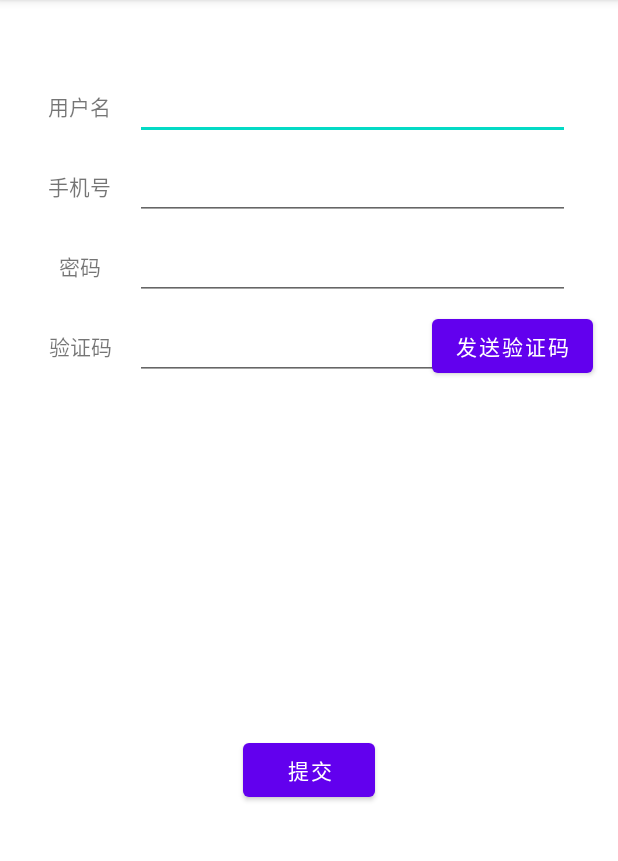
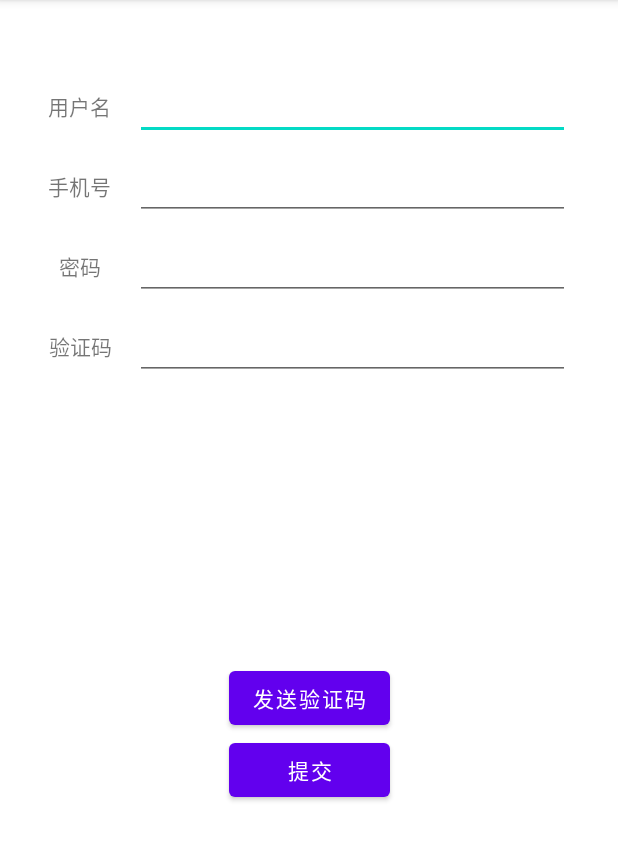
Before and after one commit to whutwutao/greenfarm-client, an Android app: the screen it shows after launch (RegisterActivity), after a tap on "注册", on a phone screen of 412 x 824 dp, the part 84-945 px from its top. Run offline under Robolectric (Android 15) with nearby library versions, the phone set to English and light mode, and no system bars.

Commit message:
第二次提交，完成了注册与服务器的数据交互

```diff
--- a/app/build.gradle
+++ b/app/build.gradle
@@ -36,4 +36,7 @@ dependencies {
     testImplementation 'junit:junit:4.+'
     androidTestImplementation 'androidx.test.ext:junit:1.1.2'
     androidTestImplementation 'androidx.test.espresso:espresso-core:3.3.0'
+
+    implementation 'com.squareup.okhttp3:okhttp:4.9.0'
+    implementation 'com.google.code.gson:gson:2.8.6'
 }
--- a/app/src/main/AndroidManifest.xml
+++ b/app/src/main/AndroidManifest.xml
@@ -8,6 +8,7 @@
         android:label="@string/app_name"
         android:roundIcon="@mipmap/ic_launcher_round"
         android:supportsRtl="true"
+        android:usesCleartextTraffic="true"
         android:theme="@style/Theme.Greenfarm">
         <activity android:name=".RegisterActivity"></activity>
         <activity android:name=".LoginActivity">
@@ -17,6 +18,9 @@
                 <category android:name="android.intent.category.LAUNCHER" />
             </intent-filter>
         </activity>
+
     </application>
 
+    <uses-permission android:name="android.permission.INTERNET"/>
+
 </manifest>
--- a/app/src/main/java/com/example/greenfarm/LoginActivity.java
+++ b/app/src/main/java/com/example/greenfarm/LoginActivity.java
@@ -9,34 +9,57 @@ import android.widget.Button;
 import android.widget.EditText;
 import android.widget.Toast;
 
-public class LoginActivity extends AppCompatActivity {
+public class LoginActivity extends AppCompatActivity implements View.OnClickListener{
+
+
+    private EditText loginPhoneText;
+
+    private Button loginButton;
+
+    private Button registerButton;
 
     @Override
     protected void onCreate(Bundle savedInstanceState) {
         super.onCreate(savedInstanceState);
         setContentView(R.layout.activity_login);
 
-        Button loginButton = findViewById(R.id.loginButton);
+        loginPhoneText = findViewById(R.id.loginPhoneText);
+        loginPhoneText.setOnClickListener(this);
 
-        loginButton.setOnClickListener(new View.OnClickListener() {
-            @Override
-            public void onClick(View view) {
-                Toast.makeText(LoginActivity.this, "点击了登录",Toast.LENGTH_SHORT).show();
-            }
-        });
+        loginButton = findViewById(R.id.loginButton);
+        loginButton.setOnClickListener(this);
 
-        Button registerButton = findViewById(R.id.registerButton);
-        registerButton.setOnClickListener(new View.OnClickListener() {
-            @Override
-            public void onClick(View view) {
-//                Toast.makeText(LoginActivity.this, "点击了注册",Toast.LENGTH_SHORT).show();
-                Intent intent = new Intent(LoginActivity.this, RegisterActivity.class);
-                EditText telephoneText = findViewById(R.id.telephoneText);
-                intent.putExtra("telephone",telephoneText.getText().toString());
-                startActivity(intent);
-            }
-        });
+        registerButton = findViewById(R.id.registerButton);
+        registerButton.setOnClickListener(this);
     }
 
 
+    /**
+     * 为各个控件设置点击事件
+     * @param view
+     */
+    @Override
+    public void onClick(View view) {
+
+
+
+        switch (view.getId()) {
+            case R.id.loginPhoneText: {
+                loginPhoneText.setText("");
+                break;
+            }
+            case R.id.loginButton: {
+                Toast.makeText(LoginActivity.this, "点击了登录",Toast.LENGTH_SHORT).show();
+                break;
+            }
+            case R.id.registerButton: {
+                Intent intent = new Intent(LoginActivity.this, RegisterActivity.class);
+                intent.putExtra("phoneNumber",loginPhoneText.getText().toString());
+                startActivity(intent);
+                break;
+            }
+            default:
+                break;
+        }
+    }
 }
--- a/app/src/main/java/com/example/greenfarm/RegisterActivity.java
+++ b/app/src/main/java/com/example/greenfarm/RegisterActivity.java
@@ -2,13 +2,127 @@ package com.example.greenfarm;
 
 import androidx.appcompat.app.AppCompatActivity;
 
+import android.content.Intent;
 import android.os.Bundle;
+import android.view.View;
+import android.widget.Button;
+import android.widget.EditText;
+import android.widget.Toast;
 
-public class RegisterActivity extends AppCompatActivity {
+import com.example.greenfarm.pojo.User;
+import com.example.greenfarm.utils.HttpUtil;
+import com.google.gson.Gson;
+
+import org.jetbrains.annotations.NotNull;
+
+import java.io.IOException;
+
+import okhttp3.Call;
+import okhttp3.Response;
+
+public class RegisterActivity extends AppCompatActivity implements View.OnClickListener{
+
+    private EditText registerUserNameText;
+
+    private EditText registerPhoneText;
+
+    private EditText registerPasswordText;
+
+    private Button registerSubmitButton;
+
+
+
 
     @Override
     protected void onCreate(Bundle savedInstanceState) {
         super.onCreate(savedInstanceState);
         setContentView(R.layout.activity_register);
+
+        registerUserNameText = findViewById(R.id.registerUserNameText);
+
+        registerPhoneText = findViewById(R.id.registerPhoneText);
+
+        registerPasswordText = findViewById(R.id.registerPasswordText);
+
+        Intent intent = getIntent();
+        registerPhoneText.setText(intent.getStringExtra("phoneNumber"));
+
+        registerSubmitButton = findViewById(R.id.registerSubmitButton);
+        registerSubmitButton.setOnClickListener(this);
+    }
+
+    @Override
+    public void onClick(View view) {
+        switch(view.getId()) {
+            case R.id.registerSubmitButton: {
+                String registerResult = "";
+//                new Thread(new Runnable() {
+//                    @Override
+//                    public void run() {
+//                        String registerUrl = HttpUtil.serverIP + HttpUtil.serverPort + "/register";
+//                        Gson gson = new Gson();
+//                        User user = new User(registerUserNameText.getText().toString(),registerPasswordText.getText().toString(),registerPhoneText.getText().toString());
+//                        String json = gson.toJson(user);
+//                        try {
+//                            HttpUtil.postWithOkHttp(registerUrl, json, new okhttp3.Callback() {
+//                                @Override
+//                                public void onFailure(@NotNull Call call, @NotNull IOException e) {
+//
+//                                }
+//
+//                                @Override
+//                                public void onResponse(@NotNull Call call, @NotNull Response response) throws IOException {
+//
+//                                }
+//                            });
+//                        } catch (IOException e) {
+//                            System.out.println("用户注册异常");
+//                            e.printStackTrace();
+//                        }
+//                    }
+//                }).start();
+                String registerUrl = HttpUtil.serverIP + HttpUtil.serverPort + "/register";
+                Gson gson = new Gson();
+                User user = new User(registerUserNameText.getText().toString(),registerPasswordText.getText().toString(),registerPhoneText.getText().toString());
+                String json = gson.toJson(user);
+                String response;
+                try {
+                    HttpUtil.postWithOkHttp(registerUrl, json, new okhttp3.Callback() {
+                        //回调操作还是在子线程中运行的
+                        @Override
+                        public void onFailure(@NotNull Call call, @NotNull IOException e) {
+                            runOnUiThread(new Runnable() {
+                                @Override
+                                public void run() {
+                                    Toast.makeText(RegisterActivity.this, "注册失败",Toast.LENGTH_SHORT).show();
+                                }
+                            });
+                        }
+
+                        @Override
+                        public void onResponse(@NotNull Call call, @NotNull Response response) throws IOException {
+                            runOnUiThread(new Runnable() {
+                                @Override
+                                public void run() {
+                                    try {
+                                        Toast.makeText(RegisterActivity.this, response.body().string(),Toast.LENGTH_SHORT).show();
+                                        Intent intent = new Intent(RegisterActivity.this, LoginActivity.class);
+                                        startActivity(intent);
+                                    } catch (IOException e) {
+                                        e.printStackTrace();
+                                    }
+                                }
+                            });
+                        }
+                    });
+                } catch (IOException e) {
+                    System.out.println("用户注册异常");
+                    e.printStackTrace();
+                }
+                break;
+            }
+            default:
+                break;
+        }
     }
 }
--- a/app/src/main/res/layout/activity_register.xml
+++ b/app/src/main/res/layout/activity_register.xml
@@ -18,7 +18,7 @@
         app:layout_constraintVertical_bias="0.07999998" />
 
     <EditText
-        android:id="@+id/editTextTextPersonName"
+        android:id="@+id/registerUserNameText"
         android:layout_width="0dp"
         android:layout_height="wrap_content"
         android:layout_marginStart="16dp"
@@ -41,14 +41,14 @@
         app:layout_constraintTop_toBottomOf="@+id/textView" />
 
     <EditText
-        android:id="@+id/editTextPhone2"
+        android:id="@+id/registerPhoneText"
         android:layout_width="0dp"
         android:layout_height="wrap_content"
         android:ems="10"
         android:inputType="phone"
         app:layout_constraintBottom_toBottomOf="@+id/textView2"
-        app:layout_constraintEnd_toEndOf="@+id/editTextTextPersonName"
-        app:layout_constraintStart_toStartOf="@+id/editTextTextPersonName"
+        app:layout_constraintEnd_toEndOf="@+id/registerUserNameText"
+        app:layout_constraintStart_toStartOf="@+id/registerUserNameText"
         app:layout_constraintTop_toTopOf="@+id/textView2" />
 
     <TextView
@@ -62,14 +62,14 @@
         app:layout_constraintTop_toBottomOf="@+id/textView2" />
 
     <EditText
-        android:id="@+id/editTextTextPassword"
+        android:id="@+id/registerPasswordText"
         android:layout_width="0dp"
         android:layout_height="wrap_content"
         android:ems="10"
         android:inputType="textPassword"
         app:layout_constraintBottom_toBottomOf="@+id/textView3"
-        app:layout_constraintEnd_toEndOf="@+id/editTextPhone2"
-        app:layout_constraintStart_toStartOf="@+id/editTextPhone2"
+        app:layout_constraintEnd_toEndOf="@+id/registerPhoneText"
+        app:layout_constraintStart_toStartOf="@+id/registerPhoneText"
         app:layout_constraintTop_toTopOf="@+id/textView3" />
 
     <TextView
@@ -83,13 +83,14 @@
         app:layout_constraintTop_toBottomOf="@+id/textView3" />
 
     <EditText
-        android:id="@+id/editTextTextPersonName2"
+        android:id="@+id/registerVerifyText"
         android:layout_width="0dp"
         android:layout_height="wrap_content"
         android:ems="10"
-        android:inputType="textPersonName"
+        android:inputType="number"
         app:layout_constraintBottom_toBottomOf="@+id/textView4"
-        app:layout_constraintStart_toStartOf="@+id/editTextTextPassword"
+        app:layout_constraintEnd_toEndOf="@+id/registerPasswordText"
+        app:layout_constraintStart_toStartOf="@+id/registerPasswordText"
         app:layout_constraintTop_toTopOf="@+id/textView4" />
 
     <Button
@@ -97,19 +98,18 @@
         android:layout_width="wrap_content"
         android:layout_height="wrap_content"
         android:text="发送验证码"
-        app:layout_constraintBottom_toBottomOf="@+id/editTextTextPersonName2"
-        app:layout_constraintEnd_toEndOf="@+id/editTextTextPassword"
-        app:layout_constraintStart_toEndOf="@+id/editTextTextPersonName2"
-        app:layout_constraintTop_toTopOf="@+id/editTextTextPersonName2" />
+        app:layout_constraintBottom_toTopOf="@+id/registerSubmitButton"
+        app:layout_constraintEnd_toEndOf="parent"
+        app:layout_constraintStart_toStartOf="parent" />
 
     <Button
-        android:id="@+id/submitButton"
-        android:layout_width="wrap_content"
+        android:id="@+id/registerSubmitButton"
+        android:layout_width="0dp"
         android:layout_height="wrap_content"
         android:text="提交"
         app:layout_constraintBottom_toBottomOf="parent"
-        app:layout_constraintEnd_toEndOf="parent"
-        app:layout_constraintStart_toStartOf="parent"
+        app:layout_constraintEnd_toEndOf="@+id/verifyButton"
+        app:layout_constraintStart_toStartOf="@+id/verifyButton"
         app:layout_constraintTop_toTopOf="parent"
         app:layout_constraintVertical_bias="0.68" />
 
```
Also changed, not shown: app/src/main/java/com/example/greenfarm/utils/HttpUtil.java (added, +41 -0 lines), app/src/main/res/layout/activity_login.xml (+7 -5 lines), 1 other file.
